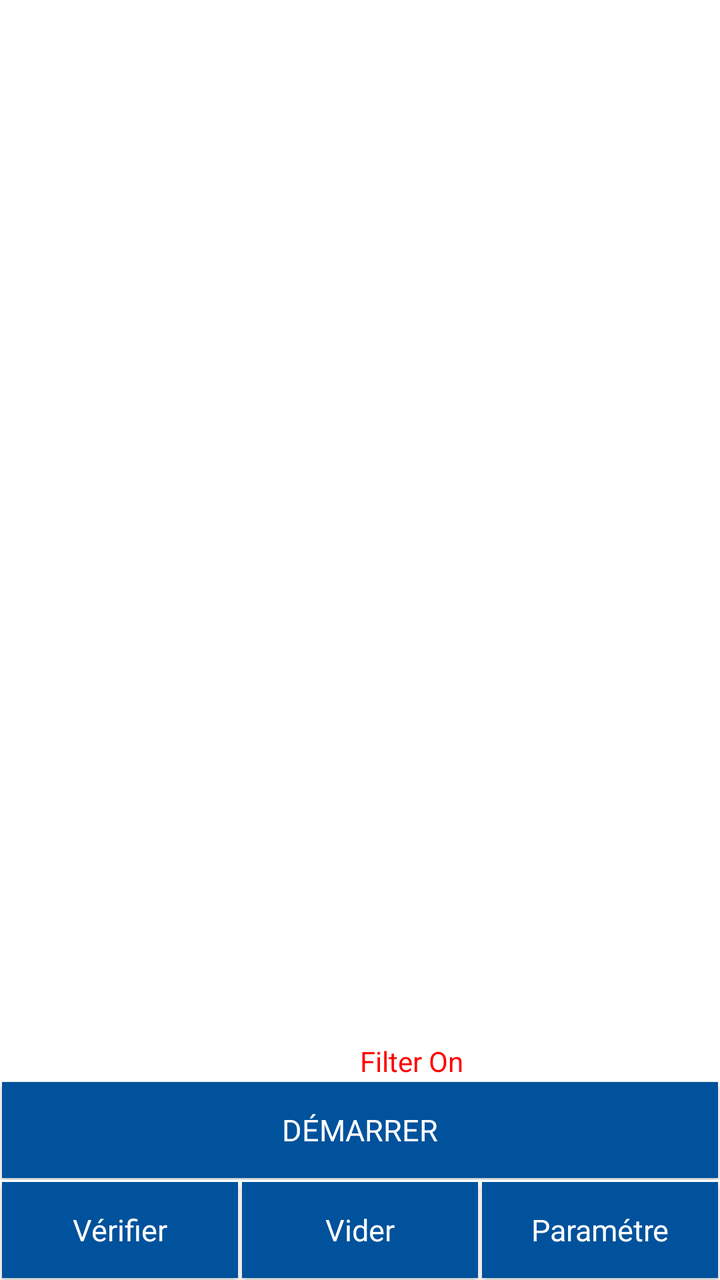
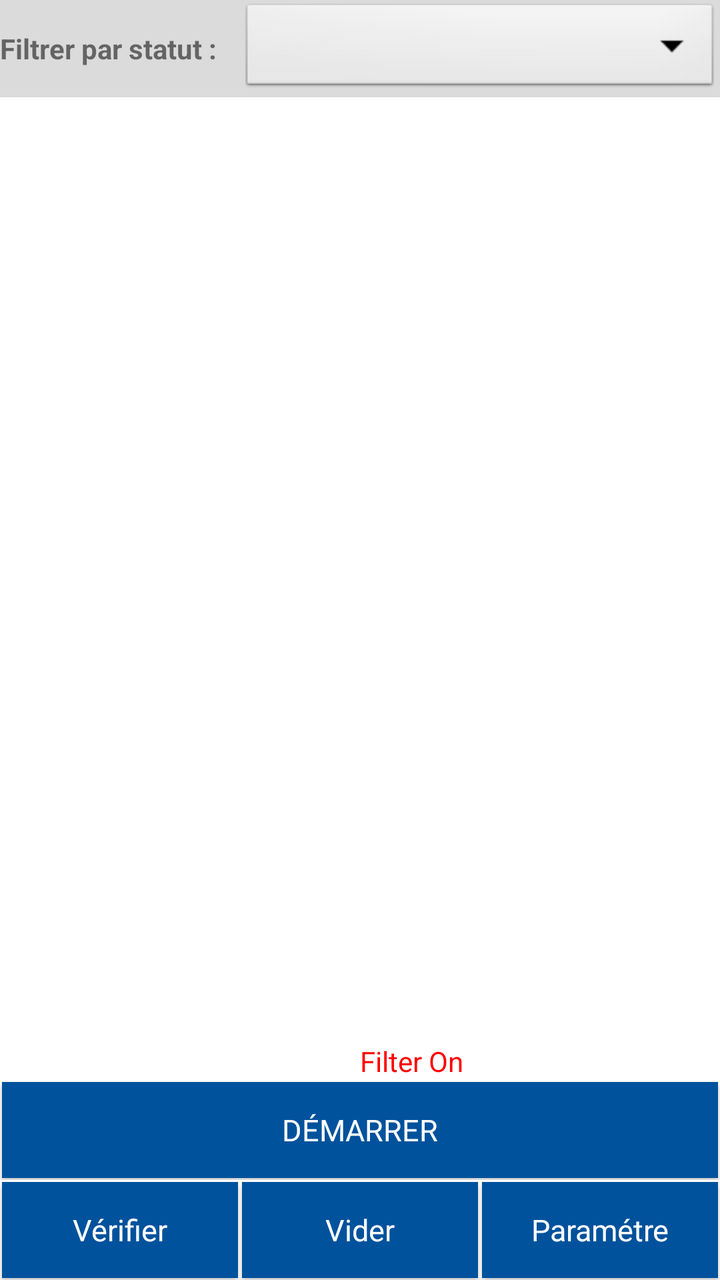

Compare the two renders of this Android layout. The source of the first and the diff that turns it into the second are given below.
<!-- AndroidManifest.xml: application theme AppNewTheme -->
<!-- res/layout/fragment_inventory_rfid_multi.xml -->
<LinearLayout xmlns:android="http://schemas.android.com/apk/res/android"
    xmlns:tools="http://schemas.android.com/tools"
    style="@style/base_layout_style"
    android:paddingLeft="0dp"
    android:paddingRight="0dp"
    android:orientation="vertical">

    <LinearLayout
        android:id="@+id/inventoryMultibankSetting"
        android:layout_width="match_parent"
        android:layout_height="wrap_content"
        android:visibility="gone"
        android:paddingLeft="10dp"
        android:paddingRight="10dp"
        android:orientation="vertical">

        <TableRow
            android:layout_width="match_parent"
            android:layout_height="wrap_content">

            <CheckBox
                android:id="@+id/accessInventoryBankTitle1"
                android:layout_width="wrap_content"
                style="@style/style_normal_font"
                android:text="Bank"/>

            <Spinner
                android:id="@+id/accessInventoryBank1"
                android:layout_margin="0dp"
                android:layout_weight="3"
                style="@style/style_default_spinner" />

            <TextView
                android:layout_width="0dp"
                android:layout_weight="1"
                style="@style/style_normal_font"
                android:text="@string/readWriteOffset_title" />

            <EditText
                android:id="@+id/accessInventoryOffset1"
                android:layout_width="0dp"
                android:layout_weight="1"
                android:inputType="numberDecimal"
                android:gravity="center"
                style="@style/style_normal_font"
                android:text="0" />

            <TextView
                android:layout_width="0dp"
                android:layout_weight="1"
                style="@style/style_normal_font"
                android:text="@string/readWriteSize_title" />

            <EditText
                android:id="@+id/accessInventoryLength1"
                android:layout_width="0dp"
                android:layout_weight="1"
                android:inputType="numberDecimal"
                android:gravity="center"
                style="@style/style_normal_font"
                android:text="2" />
        </TableRow>

        <TableRow
            android:layout_width="match_parent"
            android:layout_height="wrap_content">

            <CheckBox
                android:id="@+id/accessInventoryBankTitle2"
                android:layout_width="wrap_content"
                style="@style/style_normal_font"
                android:text="Bank" />

            <Spinner
                android:id="@+id/accessInventoryBank2"
                android:layout_margin="0dp"
                android:layout_weight="3"
                style="@style/style_default_spinner" />

            <TextView
                android:layout_width="0dp"
                android:layout_weight="1"
                style="@style/style_normal_font"
                android:text="@string/readWriteOffset_title" />

            <EditText
                android:id="@+id/accessInventoryOffset2"
                android:layout_width="0dp"
                android:layout_weight="1"
                android:inputType="numberDecimal"
                android:gravity="center"
                style="@style/style_normal_font"
                android:text="0" />

            <TextView
                android:layout_width="0dp"
                android:layout_weight="1"
                style="@style/style_normal_font"
                android:text="@string/readWriteSize_title" />

            <EditText
                android:id="@+id/accessInventoryLength2"
                android:layout_width="0dp"
                android:layout_weight="1"
                android:gravity="center"
                android:inputType="numberDecimal"
                style="@style/style_normal_font"
                android:text="2" />
        </TableRow>
    </LinearLayout>

    <LinearLayout
        android:layout_width="match_parent"
        android:layout_height="0dp"
        android:layout_weight="95"
        android:gravity="center|bottom"
        android:orientation="vertical" >

        <LinearLayout
            android:layout_width="match_parent"
            android:layout_height="wrap_content"
            android:gravity="center|bottom"
            android:orientation="horizontal" >

            <CheckBox
                android:id="@+id/accessInventoryDupElim"
                android:layout_width="0dp"
                android:layout_weight="1"
                android:layout_gravity="center"
                android:visibility="gone"
                style="@style/style_normal_font"
                android:checked="true"
                android:text="duplicate elimination"/>

            <CheckBox
                android:id="@+id/accessInventoryFilterByTid"
                android:layout_width="0dp"
                android:layout_weight="1"
                android:layout_gravity="center"
                android:visibility="gone"
                style="@style/style_normal_font"
                android:checked="true"
                android:text="FM13DT160 only"/>

            <CheckBox
                android:id="@+id/accessInventoryFilterByEpc"
                android:layout_width="0dp"
                android:layout_weight="1"
                android:layout_gravity="center"
                android:visibility="gone"
                style="@style/style_normal_font"
                android:text="sgtin only"/>

            <CheckBox
                android:id="@+id/accessInventoryFilterByProtect"
                android:layout_width="0dp"
                android:layout_weight="2"
                android:layout_gravity="center"
                android:visibility="gone"
                style="@style/style_normal_font"
                android:text="protected only with password"/>

            <include
                android:id="@+id/accessInventoryProtectPassword"
                android:layout_width="0dp"
                android:layout_weight="1"
                android:layout_height="wrap_content"
                android:visibility="gone"
                layout="@layout/custom_edittext_password"/>
        </LinearLayout>

        <ListView
            android:id="@+id/inventoryRfidList1"
            android:layout_width="match_parent"
            android:layout_height="0dp"
            android:layout_weight="95"
            android:divider="@android:color/darker_gray"
            android:dividerHeight="0.25dp" />

        <TextView
            android:id="@+id/inventoryRfidEmpty1"
            android:layout_width="match_parent"
            android:layout_height="0dp"
            android:layout_weight="95"
            android:padding="@dimen/default_padding"
            style="@style/style_medium_font"
            android:text="@string/notag_found"
            android:visibility="gone" />

        <LinearLayout
            android:layout_width="match_parent"
            android:layout_height="wrap_content"
            android:visibility="gone"
            android:orientation="horizontal">

            <Button
                android:id="@+id/inventoryRfidButtonT1"
                android:layout_width="0dp"
                android:layout_weight="1"
                android:layout_height="match_parent"
                style="@style/style_button_font"
                android:text="BUZ" />
        </LinearLayout>

        <LinearLayout
            android:layout_width="match_parent"
            android:layout_height="wrap_content"
            android:orientation="horizontal">

            <TextView
                android:id="@+id/inventoryRfidRunTime1"
                android:layout_width="0dp"
                android:layout_weight="1"
                android:layout_height="wrap_content"
                android:textAlignment="textStart" />

            <TextView
                android:id="@+id/inventoryRfidFilterOn1"
                android:layout_width="0dp"
                android:layout_weight="1"
                android:layout_height="wrap_content"
                android:textColor="#ff0000"
                android:text="Filter On" />

            <TextView
                android:id="@+id/inventoryRfidVoltageLevel1"
                android:layout_width="wrap_content"
                android:layout_height="wrap_content" />
        </LinearLayout>
    </LinearLayout>

    <LinearLayout
        android:layout_width="match_parent"
        android:layout_height="50dp"
        android:gravity="center|bottom"
        android:orientation="horizontal" >

        <TextView
            android:id="@+id/inventoryRfidYield1"
            android:layout_width="wrap_content"
            android:layout_height="match_parent"
            android:gravity="center"
            style="@style/style_button_font_2" />

        <Button
            android:id="@+id/inventoryRfidButton1"
            android:layout_width="0dp"
            android:layout_weight="1"
            android:layout_height="match_parent"
            style="@style/style_button_font"
            android:textSize="15sp"
            android:text="@string/start_title" />

        <TextView
            android:id="@+id/inventoryRfidRate1"
            android:layout_width="wrap_content"
            android:layout_height="match_parent"
            android:gravity="center"
            style="@style/style_button_font_2" />
    </LinearLayout>
    
    <LinearLayout
        android:layout_width="match_parent"
        android:layout_height="50dp"
        android:gravity="center|bottom"
        android:orientation="horizontal" >

        <Button
            android:id="@+id/verifyRfidButton"
            android:layout_width="0dp"
            android:layout_weight="1"
            android:layout_height="match_parent"
            style="@style/style_button_font"
            android:textSize="15sp"
            android:text="Vérifier" />
        
        <Button
            android:id="@+id/clearListButton"
            android:layout_width="0dp"
            android:layout_weight="1"
            android:layout_height="match_parent"
            style="@style/style_button_font"
            android:textSize="15sp"
            android:text="Vider" />
            
        <Button
            android:id="@+id/settingRfidButton"
            android:layout_width="0dp"
            android:layout_weight="1"
            android:layout_height="match_parent"
            style="@style/style_button_font"
            android:textSize="15sp"
            android:text="Paramétre" />

    </LinearLayout>
</LinearLayout>
<!-- res/layout/custom_edittext_password.xml (included above) -->
<?xml version="1.0" encoding="utf-8"?>
<EditText xmlns:android="http://schemas.android.com/apk/res/android"
    style="@style/style_normal_font"
    android:digits="0123456789ABCDEFabcdef"
    android:inputType="textNoSuggestions|textVisiblePassword"
    android:gravity="center"
    android:hint="@string/password_pattern_title" />
<!-- resources referenced by this layout -->
<resources>
  <dimen name="default_padding">10dp</dimen>
  <string name="notag_found">Aucune étiquette trouvée</string>
  <string name="password_pattern_title">Mot de passe</string>
  <string name="readWriteOffset_title">Décalage</string>
  <string name="readWriteSize_title">Taille</string>
  <string name="start_title">DÉMARRER</string>
  <style name="base_layout_style">
          <item name="android:layout_height">match_parent</item>
          <item name="android:layout_width">match_parent</item>
          <item name="android:paddingLeft">10dp</item>
          <item name="android:paddingRight">10dp</item>
      </style>
  <style name="style_button_font">
          <item name="android:textAppearance">?android:attr/textAppearanceLarge</item>
          <item name="android:textColor">#FFFFFF</item>
          <item name="android:background">#4b77be</item>
          <item name="android:layout_margin">1dp</item>
      </style>
  <style name="style_button_font_2">
          <item name="android:textAppearance">?android:attr/textAppearanceLarge</item>
          <item name="android:textColor">@android:color/primary_text_dark</item>
          <item name="android:background">#CC000000</item>
          <item name="android:textSize">8sp</item>
      </style>
  <style name="style_default_spinner" parent="Base.Widget.AppCompat.Spinner.Underlined">
          <item name="android:textSize">@dimen/custom_spinner_font</item>
          <item name="android:layout_width">0dp</item>
          <item name="android:layout_height">wrap_content</item>
          <item name="android:gravity">center</item>
      </style>
  <style name="style_medium_font">
          <item name="android:layout_width">match_parent</item>
          <item name="android:layout_height">wrap_content</item>
          <item name="android:textAppearance">?android:attr/textAppearanceMedium</item>
      </style>
  <style name="style_normal_font">
          <item name="android:layout_width">match_parent</item>
          <item name="android:layout_height">wrap_content</item>
          <item name="android:textAppearance">?android:attr/textAppearance</item>
      </style>
  <style name="AppNewTheme" parent="Theme.MaterialComponents.Light.NoActionBar">
          <item name="colorPrimary">@color/colorPrimary</item>
          <item name="colorPrimaryDark">@color/colorPrimaryDark</item>
          <item name="colorAccent">@color/colorPrimary</item>
          <item name="android:textAllCaps">false</item>
          <item name="windowActionBar">false</item>
          <item name="windowNoTitle">true</item>
          <item name="actionButtonStyle">@style/ActionButtonStyle</item>
          <item name="actionBarTabTextStyle">@style/ActionTabTextStyle</item>
      </style>
  <dimen name="custom_spinner_font">15sp</dimen>
  <color name="colorPrimary">#00529c</color>
  <color name="colorPrimaryDark">#3F51B5</color>
  <style name="ActionButtonStyle">
          <item name="android:minWidth">0dp</item>
          <item name="android:paddingLeft">0dp</item>
          <item name="android:paddingRight">5dp</item>
      </style>
  <style name="ActionTabTextStyle">
          <item name="android:textAllCaps">false</item>
      </style>
</resources>

<!-- the commit's change to res/layout/fragment_inventory_rfid_multi.xml (unified diff, before → after) -->
@@ -6,6 +6,31 @@
     android:orientation="vertical">
 
     <LinearLayout
+        android:layout_width="match_parent"
+        android:layout_height="wrap_content"
+        android:orientation="horizontal"
+        android:padding="0dp"
+        android:background="#DBDBDB"
+        android:gravity="center_vertical">
+
+        <TextView
+            android:layout_width="wrap_content"
+            android:layout_height="wrap_content"
+            android:text="Filtrer par statut :"
+            android:textSize="14sp"
+            android:textStyle="bold"
+            android:layout_marginEnd="12dp"/>
+
+        <Spinner
+            android:id="@+id/filterSpinner"
+            android:layout_width="0dp"
+            android:layout_height="wrap_content"
+            android:layout_weight="1"
+            android:background="@android:drawable/btn_dropdown"
+            android:padding="8dp"/>
+    </LinearLayout>
+
+    <LinearLayout
         android:id="@+id/inventoryMultibankSetting"
         android:layout_width="match_parent"
         android:layout_height="wrap_content"
@@ -244,12 +269,15 @@
 
         <Button
             android:id="@+id/inventoryRfidButton1"
-            android:layout_width="0dp"
-            android:layout_weight="1"
-            android:layout_height="match_parent"
             style="@style/style_button_font"
+            android:layout_width="0dp"
+            android:layout_height="match_parent"
+            android:layout_weight="1"
+            android:text="@string/start_title"
             android:textSize="15sp"
-            android:text="@string/start_title" />
+            tools:ignore="TextContrastCheck" />
+
+        
 
         <TextView
             android:id="@+id/inventoryRfidRate1"
@@ -267,30 +295,34 @@
 
         <Button
             android:id="@+id/verifyRfidButton"
-            android:layout_width="0dp"
-            android:layout_weight="1"
-            android:layout_height="match_parent"
             style="@style/style_button_font"
+            android:layout_width="0dp"
+            android:layout_height="match_parent"
+            android:layout_weight="1"
+            android:text="Vérifier"
             android:textSize="15sp"
-            android:text="Vérifier" />
-        
+            tools:ignore="TextContrastCheck" />
+
         <Button
             android:id="@+id/clearListButton"
-            android:layout_width="0dp"
-            android:layout_weight="1"
-            android:layout_height="match_parent"
             style="@style/style_button_font"
+            android:layout_width="0dp"
+            android:layout_height="match_parent"
+            android:layout_weight="1"
+            android:text="Vider"
+            android:textColor="#FFFFFF"
             android:textSize="15sp"
-            android:text="Vider" />
-            
+            tools:ignore="TextContrastCheck" />
+
         <Button
             android:id="@+id/settingRfidButton"
-            android:layout_width="0dp"
-            android:layout_weight="1"
-            android:layout_height="match_parent"
             style="@style/style_button_font"
+            android:layout_width="0dp"
+            android:layout_height="match_parent"
+            android:layout_weight="1"
+            android:text="Paramétre"
             android:textSize="15sp"
-            android:text="Paramétre" />
+            tools:ignore="TextContrastCheck" />
 
     </LinearLayout>
 </LinearLayout>
